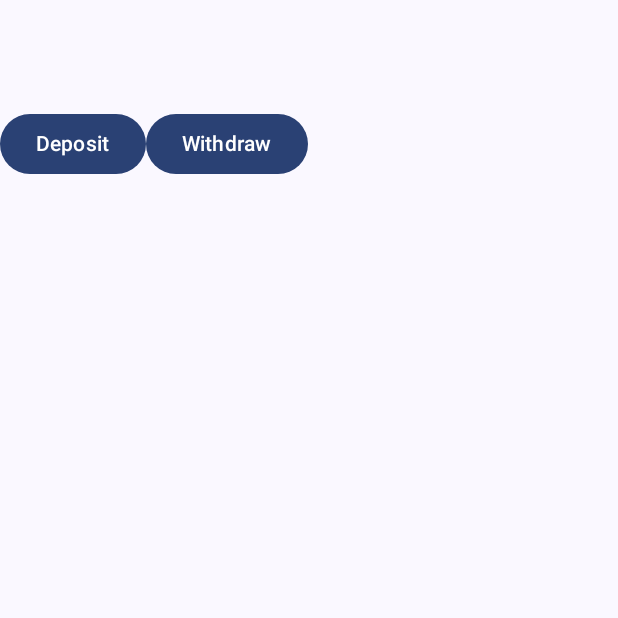
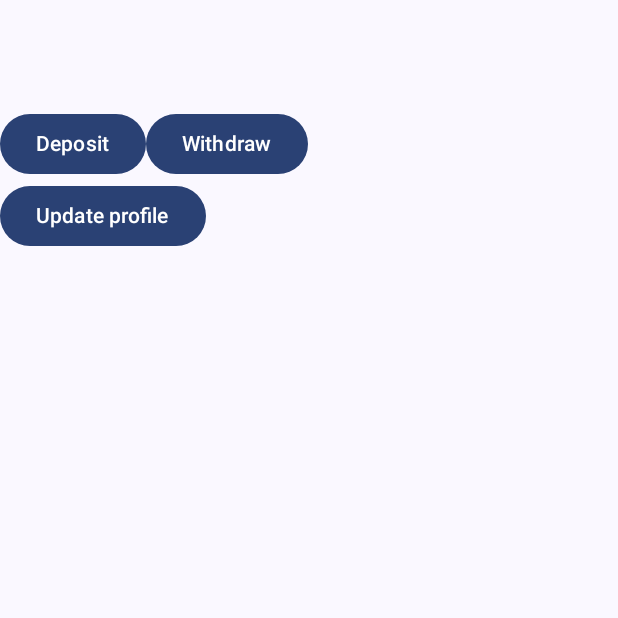
Before and after one commit to yasoofm/Bank-Api-Project, an Android app built with Jetpack Compose: the accountRoute screen opened through its navigation route, on a phone screen of 412 x 824 dp, the top half of it. Run offline under Robolectric (Android 15) with nearby library versions, the phone set to English and light mode, and no system bars.

Commit message:
update profile

```diff
--- a/app/src/main/java/com/joincoded/bankapi/composables/AccountPage.kt
+++ b/app/src/main/java/com/joincoded/bankapi/composables/AccountPage.kt
@@ -9,7 +9,7 @@ import androidx.lifecycle.viewmodel.compose.viewModel
 import com.joincoded.bankapi.viewmodel.BankViewModel
 
 @Composable
-fun AccountPage(bankViewModel: BankViewModel = viewModel(), toDeposit: () -> Unit, toWithdraw: () -> Unit){
+fun AccountPage(bankViewModel: BankViewModel = viewModel(), toDeposit: () -> Unit, toWithdraw: () -> Unit, toUpdate: () -> Unit){
     Column {
         val user = bankViewModel.user
         Text(text = user?.username ?: "")
@@ -23,5 +23,8 @@ fun AccountPage(bankViewModel: BankViewModel = viewModel(), toDeposit: () -> Uni
                 Text(text = "Withdraw")
             }
         }
+        Button(onClick = { toUpdate() }) {
+            Text(text = "Update profile")
+        }
     }
 }
--- a/app/src/main/java/com/joincoded/bankapi/composables/Navigation.kt
+++ b/app/src/main/java/com/joincoded/bankapi/composables/Navigation.kt
@@ -25,7 +25,7 @@ fun AppContent() {
             SignUpPage(bankViewModel = bankViewModel, toDetails = {navController.navigate(Routes.accountRoute)})
         }
         composable(Routes.accountRoute){
-            AccountPage(bankViewModel = bankViewModel, toDeposit = {navController.navigate(Routes.depositRoute)}, toWithdraw = {navController.navigate(Routes.withdrawRoute)})
+            AccountPage(bankViewModel = bankViewModel, toDeposit = {navController.navigate(Routes.depositRoute)}, toWithdraw = {navController.navigate(Routes.withdrawRoute)}, toUpdate = {navController.navigate(Routes.updateRoute)})
         }
         composable(Routes.depositRoute){
             DepositComposable(bankViewModel = bankViewModel, toDetails = {navController.navigate(Routes.accountRoute)})
@@ -33,5 +33,8 @@ fun AppContent() {
         composable(Routes.withdrawRoute){
             WithdrawComposable(bankViewModel = bankViewModel, toDetails = {navController.navigate(Routes.accountRoute)})
         }
+        composable(Routes.updateRoute){
+            UpdatePage(bankViewModel = bankViewModel, toDetails = {navController.navigate(Routes.accountRoute)})
+        }
     }
 }
--- a/app/src/main/java/com/joincoded/bankapi/network/BankApiService.kt
+++ b/app/src/main/java/com/joincoded/bankapi/network/BankApiService.kt
@@ -40,4 +40,8 @@ interface BankApiService {
 
     @GET(Constants.accountEndpoint)
     suspend fun getAccount(@Header(Constants.authorization) token: String?): Response<User>
+
+    @PUT(Constants.updateEndpoints)
+    suspend fun updateAccount(@Header(Constants.authorization) token: String?,
+                              @Body user: User):Response<Unit>
 }
--- a/app/src/main/java/com/joincoded/bankapi/utils/Constants.kt
+++ b/app/src/main/java/com/joincoded/bankapi/utils/Constants.kt
@@ -10,6 +10,7 @@ class Constants {
         const val accountEndpoint = "account"
         const val withdrawEndpoint = "withdraw"
         const val transferEndpoint = "transfer/"
+        const val updateEndpoints = "update"
     }
 
 }
--- a/app/src/main/java/com/joincoded/bankapi/utils/Routes.kt
+++ b/app/src/main/java/com/joincoded/bankapi/utils/Routes.kt
@@ -7,5 +7,6 @@ class Routes {
         const val accountRoute = "accountRoute"
         const val withdrawRoute = "withdrawRoute"
         const val depositRoute = "depositRoute"
+        const val updateRoute = "updateRoute"
     }
 }
```
Also changed, not shown: app/src/main/java/com/joincoded/bankapi/composables/UpdatePage.kt (added, +68 -0 lines), app/src/main/java/com/joincoded/bankapi/viewmodel/BankViewModel.kt (+41 -18 lines).
